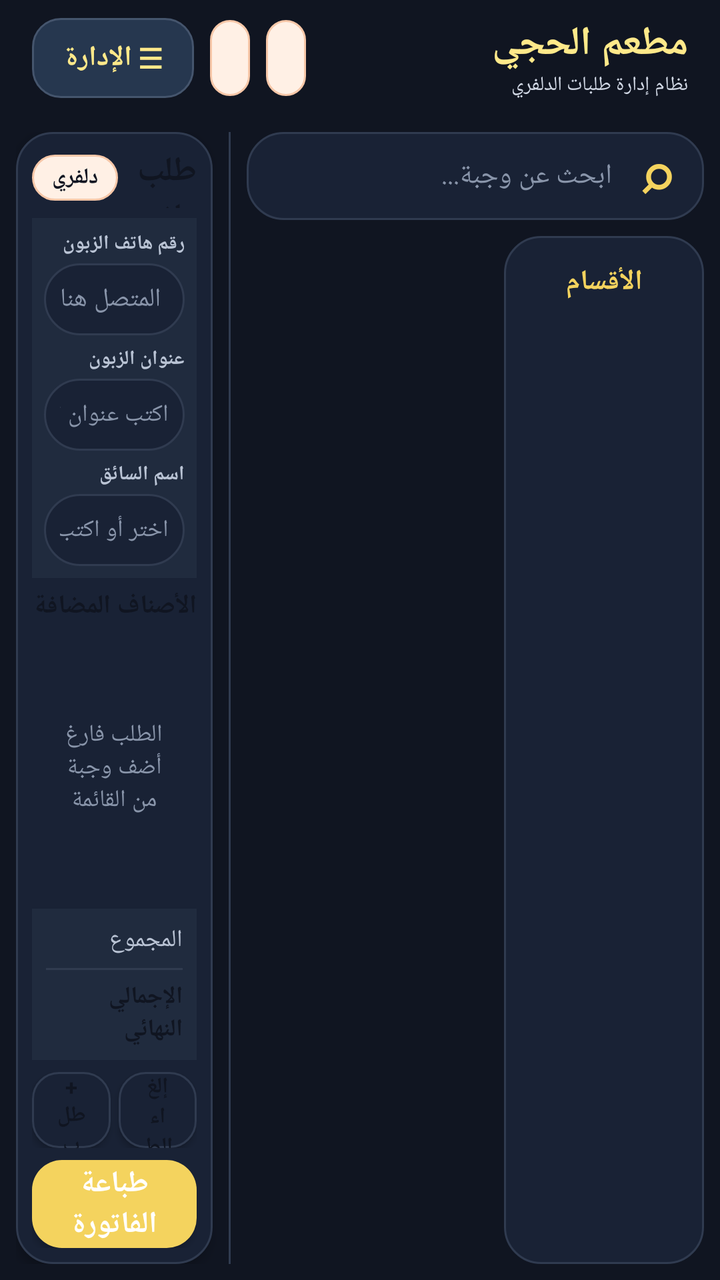
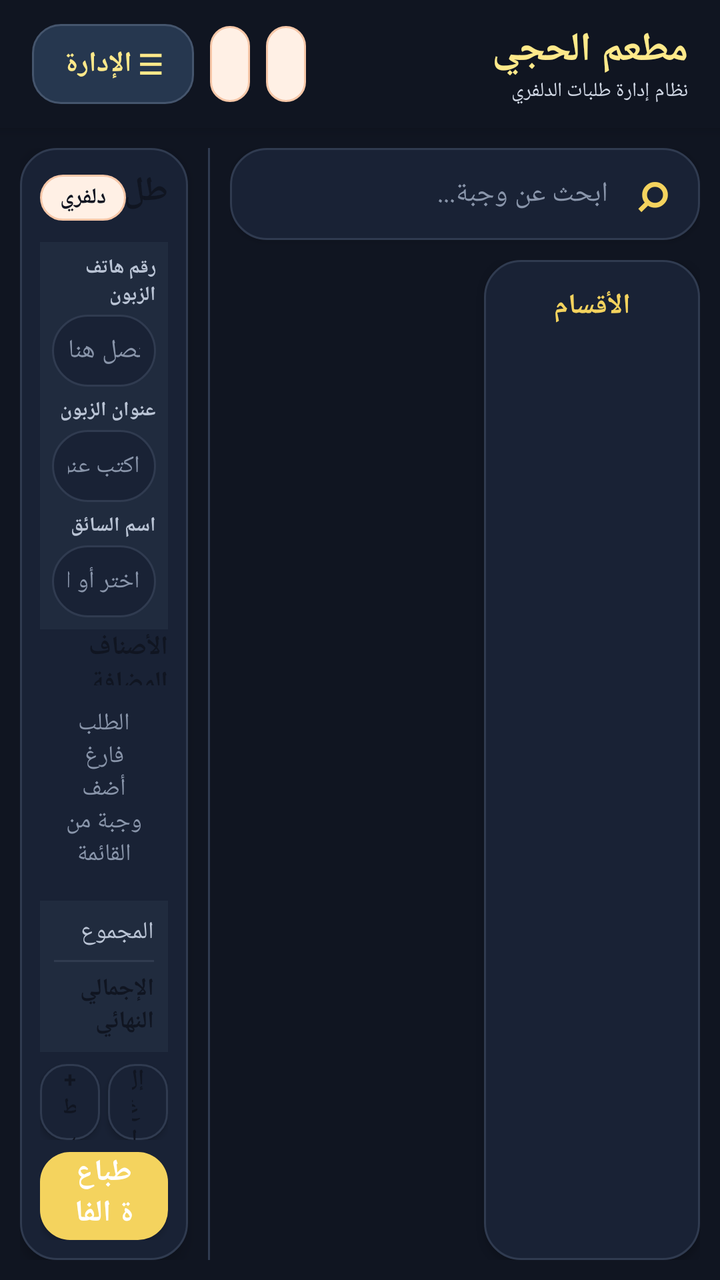

An Android layout rendered at two revisions. The XML below is the earlier revision; the diff shows what the commit changed to produce the second picture.
<!-- AndroidManifest.xml: application theme Theme.Haji -->
<!-- res/layout/activity_main.xml -->
<?xml version="1.0" encoding="utf-8"?>
<LinearLayout xmlns:android="http://schemas.android.com/apk/res/android"
    android:id="@+id/root"
    android:layout_width="match_parent"
    android:layout_height="match_parent"
    android:background="@color/bg_app"
    android:focusable="true"
    android:focusableInTouchMode="true"
    android:orientation="vertical">

    <LinearLayout
        android:layout_width="match_parent"
        android:layout_height="58dp"
        android:background="@color/brand_navy"
        android:gravity="center_vertical"
        android:orientation="horizontal"
        android:paddingStart="16dp"
        android:paddingEnd="16dp">

        <LinearLayout
            android:layout_width="0dp"
            android:layout_height="match_parent"
            android:layout_weight="1"
            android:gravity="center_vertical"
            android:orientation="vertical">

            <TextView
                android:layout_width="wrap_content"
                android:layout_height="wrap_content"
                android:text="مطعم الحجي"
                android:textColor="@color/accent_yellow"
                android:textSize="20sp"
                android:textStyle="bold" />

            <TextView
                android:layout_width="wrap_content"
                android:layout_height="wrap_content"
                android:text="نظام إدارة طلبات الدلفري"
                android:textColor="#D1D8E5"
                android:textSize="10sp" />

        </LinearLayout>

        <TextView
            android:id="@+id/chipShift"
            android:layout_width="wrap_content"
            android:layout_height="38dp"
            android:layout_marginEnd="8dp"
            android:background="@drawable/bg_badge"
            android:clickable="true"
            android:focusable="true"
            android:gravity="center"
            android:paddingStart="10dp"
            android:paddingEnd="10dp"
            android:textColor="@color/brand_navy"
            android:textSize="12sp"
            android:textStyle="bold" />

        <TextView
            android:id="@+id/chipPrinter"
            android:layout_width="wrap_content"
            android:layout_height="38dp"
            android:layout_marginEnd="8dp"
            android:background="@drawable/bg_badge"
            android:clickable="true"
            android:focusable="true"
            android:gravity="center"
            android:paddingStart="10dp"
            android:paddingEnd="10dp"
            android:textColor="@color/brand_navy"
            android:textSize="12sp"
            android:textStyle="bold" />

        <TextView
            android:id="@+id/btnAdministration"
            android:layout_width="wrap_content"
            android:layout_height="40dp"
            android:background="@drawable/bg_nav_button"
            android:clickable="true"
            android:focusable="true"
            android:gravity="center"
            android:paddingStart="16dp"
            android:paddingEnd="16dp"
            android:text="☰ الإدارة"
            android:textColor="@color/accent_yellow"
            android:textSize="14sp"
            android:textStyle="bold" />

    </LinearLayout>

    <LinearLayout
        android:layout_width="match_parent"
        android:layout_height="0dp"
        android:layout_weight="1"
        android:orientation="horizontal"
        android:padding="8dp">

        <LinearLayout
            android:layout_width="0dp"
            android:layout_height="match_parent"
            android:layout_weight="14"
            android:orientation="vertical">

            <LinearLayout
                android:layout_width="match_parent"
                android:layout_height="44dp"
                android:background="@drawable/bg_card"
                android:gravity="center_vertical"
                android:orientation="horizontal"
                android:paddingStart="10dp"
                android:paddingEnd="10dp">

                <TextView
                    android:layout_width="28dp"
                    android:layout_height="match_parent"
                    android:gravity="center"
                    android:text="⌕"
                    android:textColor="@color/accent_yellow_dark"
                    android:textSize="26sp"
                    android:textStyle="bold" />

                <EditText
                    android:id="@+id/etSearch"
                    style="@style/Haji.Input"
                    android:layout_width="0dp"
                    android:layout_height="match_parent"
                    android:layout_weight="1"
                    android:background="@android:color/transparent"
                    android:hint="ابحث عن وجبة..."
                    android:imeOptions="actionSearch"
                    android:inputType="text"
                    android:maxLines="1"
                    android:paddingStart="8dp"
                    android:paddingEnd="8dp"
                    android:textSize="14sp" />

            </LinearLayout>

            <LinearLayout
                android:layout_width="match_parent"
                android:layout_height="0dp"
                android:layout_weight="1"
                android:layout_marginTop="8dp"
                android:orientation="horizontal">

                <LinearLayout
                    android:layout_width="100dp"
                    android:layout_height="match_parent"
                    android:layout_marginEnd="8dp"
                    android:background="@drawable/bg_card"
                    android:orientation="vertical"
                    android:padding="6dp">

                    <TextView
                        android:layout_width="match_parent"
                        android:layout_height="34dp"
                        android:gravity="center"
                        android:text="الأقسام"
                        android:textColor="@color/accent_yellow_dark"
                        android:textSize="14sp"
                        android:textStyle="bold" />

                    <androidx.recyclerview.widget.RecyclerView
                        android:id="@+id/rvCategories"
                        android:layout_width="match_parent"
                        android:layout_height="0dp"
                        android:layout_weight="1"
                        android:clipToPadding="false"
                        android:paddingBottom="4dp" />

                </LinearLayout>

                <FrameLayout
                    android:layout_width="0dp"
                    android:layout_height="match_parent"
                    android:layout_weight="1">

                    <androidx.recyclerview.widget.RecyclerView
                        android:id="@+id/rvProducts"
                        android:layout_width="match_parent"
                        android:layout_height="match_parent"
                        android:clipToPadding="false"
                        android:paddingStart="2dp"
                        android:paddingEnd="2dp"
                        android:paddingBottom="4dp" />

                    <TextView
                        android:id="@+id/tvNoProducts"
                        android:layout_width="wrap_content"
                        android:layout_height="wrap_content"
                        android:layout_gravity="center"
                        android:gravity="center"
                        android:padding="20dp"
                        android:textColor="@color/text_secondary"
                        android:textSize="15sp"
                        android:visibility="gone" />

                </FrameLayout>

            </LinearLayout>

        </LinearLayout>

        <View
            android:layout_width="1dp"
            android:layout_height="match_parent"
            android:layout_marginStart="8dp"
            android:layout_marginEnd="8dp"
            android:background="@color/stroke" />

        <LinearLayout
            android:layout_width="0dp"
            android:layout_height="match_parent"
            android:layout_weight="6"
            android:background="@drawable/bg_card"
            android:elevation="3dp"
            android:orientation="vertical"
            android:padding="8dp">

            <LinearLayout
                android:layout_width="match_parent"
                android:layout_height="30dp"
                android:gravity="center_vertical"
                android:orientation="horizontal">

                <TextView
                    android:layout_width="0dp"
                    android:layout_height="match_parent"
                    android:layout_weight="1"
                    android:gravity="center_vertical"
                    android:text="طلب دلفري"
                    android:textColor="@color/brand_navy"
                    android:textSize="17sp"
                    android:textStyle="bold" />

                <TextView
                    android:layout_width="wrap_content"
                    android:layout_height="wrap_content"
                    android:background="@drawable/bg_badge"
                    android:paddingStart="10dp"
                    android:paddingTop="4dp"
                    android:paddingEnd="10dp"
                    android:paddingBottom="4dp"
                    android:text="دلفري"
                    android:textColor="@color/brand_navy"
                    android:textSize="11sp"
                    android:textStyle="bold" />

            </LinearLayout>

            <TextView
                android:id="@+id/tvOrderNo"
                android:layout_width="match_parent"
                android:layout_height="1dp"
                android:visibility="gone" />

            <TextView
                android:id="@+id/tvOrderTime"
                android:layout_width="match_parent"
                android:layout_height="1dp"
                android:visibility="gone" />

            <TextView
                android:id="@+id/tvTypeTakeaway"
                android:layout_width="1dp"
                android:layout_height="1dp"
                android:visibility="gone" />

            <TextView
                android:id="@+id/tvTypeDelivery"
                android:layout_width="1dp"
                android:layout_height="1dp"
                android:visibility="gone" />

            <TextView
                android:id="@+id/tvTypeDineIn"
                android:layout_width="1dp"
                android:layout_height="1dp"
                android:visibility="gone" />

            <TextView
                android:id="@+id/tvLockedBanner"
                android:layout_width="match_parent"
                android:layout_height="wrap_content"
                android:layout_marginTop="4dp"
                android:background="@drawable/bg_banner_warning"
                android:padding="6dp"
                android:textColor="@color/text_primary"
                android:textSize="11sp"
                android:visibility="gone" />

            <LinearLayout
                android:layout_width="match_parent"
                android:layout_height="wrap_content"
                android:layout_marginTop="5dp"
                android:background="@color/surface_alt"
                android:orientation="vertical"
                android:padding="6dp">

                <TextView
                    android:layout_width="match_parent"
                    android:layout_height="wrap_content"
                    android:layout_marginBottom="3dp"
                    android:text="رقم هاتف الزبون"
                    android:textColor="@color/text_secondary"
                    android:textSize="10sp"
                    android:textStyle="bold" />

                <EditText
                    android:id="@+id/etMainPhone"
                    style="@style/Haji.Input"
                    android:layout_width="match_parent"
                    android:layout_height="36dp"
                    android:background="@drawable/bg_card"
                    android:focusable="false"
                    android:focusableInTouchMode="false"
                    android:hint="يظهر رقم المتصل هنا"
                    android:inputType="phone"
                    android:longClickable="false"
                    android:paddingStart="8dp"
                    android:paddingEnd="8dp"
                    android:singleLine="true"
                    android:textColor="@color/text_primary"
                    android:textSize="13sp" />

                <TextView
                    android:layout_width="match_parent"
                    android:layout_height="wrap_content"
                    android:layout_marginTop="5dp"
                    android:layout_marginBottom="3dp"
                    android:text="عنوان الزبون"
                    android:textColor="@color/text_secondary"
                    android:textSize="10sp"
                    android:textStyle="bold" />

                <EditText
                    android:id="@+id/etMainAddress"
                    style="@style/Haji.Input"
                    android:layout_width="match_parent"
                    android:layout_height="36dp"
                    android:background="@drawable/bg_card"
                    android:hint="اكتب عنوان التوصيل"
                    android:inputType="textCapSentences"
                    android:maxLines="1"
                    android:paddingStart="8dp"
                    android:paddingEnd="8dp"
                    android:singleLine="true"
                    android:textColor="@color/text_primary"
                    android:textSize="12sp" />

                <TextView
                    android:layout_width="match_parent"
                    android:layout_height="wrap_content"
                    android:layout_marginTop="5dp"
                    android:layout_marginBottom="3dp"
                    android:text="اسم السائق"
                    android:textColor="@color/text_secondary"
                    android:textSize="10sp"
                    android:textStyle="bold" />

                <EditText
                    android:id="@+id/etMainDriver"
                    style="@style/Haji.Input"
                    android:layout_width="match_parent"
                    android:layout_height="36dp"
                    android:background="@drawable/bg_card"
                    android:hint="اختر أو اكتب اسم السائق"
                    android:inputType="textCapWords"
                    android:maxLines="1"
                    android:paddingStart="8dp"
                    android:paddingEnd="8dp"
                    android:singleLine="true"
                    android:textColor="@color/text_primary"
                    android:textSize="12sp" />

                <TextView
                    android:id="@+id/tvDetailsSummary"
                    android:layout_width="match_parent"
                    android:layout_height="1dp"
                    android:visibility="gone" />

                <TextView
                    android:id="@+id/btnDetails"
                    android:layout_width="1dp"
                    android:layout_height="1dp"
                    android:visibility="gone" />

            </LinearLayout>

            <TextView
                android:layout_width="match_parent"
                android:layout_height="28dp"
                android:gravity="center_vertical"
                android:text="الأصناف المضافة"
                android:textColor="@color/brand_navy"
                android:textSize="13sp"
                android:textStyle="bold" />

            <FrameLayout
                android:layout_width="match_parent"
                android:layout_height="0dp"
                android:layout_weight="1">

                <androidx.recyclerview.widget.RecyclerView
                    android:id="@+id/rvLines"
                    android:layout_width="match_parent"
                    android:layout_height="match_parent"
                    android:clipToPadding="false"
                    android:paddingBottom="3dp" />

                <TextView
                    android:id="@+id/tvEmptyOrder"
                    android:layout_width="wrap_content"
                    android:layout_height="wrap_content"
                    android:layout_gravity="center"
                    android:gravity="center"
                    android:padding="10dp"
                    android:text="الطلب فارغ&#10;أضف وجبة من القائمة"
                    android:textColor="@color/text_hint"
                    android:textSize="12sp" />

            </FrameLayout>

            <LinearLayout
                android:layout_width="match_parent"
                android:layout_height="wrap_content"
                android:layout_marginTop="4dp"
                android:background="@color/surface_alt"
                android:orientation="vertical"
                android:padding="7dp">

                <LinearLayout
                    android:layout_width="match_parent"
                    android:layout_height="wrap_content"
                    android:gravity="center_vertical"
                    android:orientation="horizontal">

                    <TextView
                        android:layout_width="0dp"
                        android:layout_height="wrap_content"
                        android:layout_weight="1"
                        android:text="المجموع"
                        android:textColor="@color/text_secondary"
                        android:textSize="12sp" />

                    <TextView
                        android:id="@+id/tvSubtotal"
                        android:layout_width="wrap_content"
                        android:layout_height="wrap_content"
                        android:textColor="@color/text_primary"
                        android:textSize="13sp"
                        android:textStyle="bold" />

                </LinearLayout>

                <LinearLayout
                    android:id="@+id/rowDiscount"
                    android:layout_width="match_parent"
                    android:layout_height="wrap_content"
                    android:orientation="horizontal"
                    android:visibility="gone">

                    <TextView
                        android:layout_width="0dp"
                        android:layout_height="wrap_content"
                        android:layout_weight="1"
                        android:text="الخصم"
                        android:textColor="@color/text_secondary"
                        android:textSize="11sp" />

                    <TextView
                        android:id="@+id/tvDiscount"
                        android:layout_width="wrap_content"
                        android:layout_height="wrap_content"
                        android:textColor="@color/success"
                        android:textSize="11sp" />

                </LinearLayout>

                <LinearLayout
                    android:id="@+id/rowDelivery"
                    android:layout_width="match_parent"
                    android:layout_height="wrap_content"
                    android:orientation="horizontal"
                    android:visibility="gone">

                    <TextView
                        android:layout_width="0dp"
                        android:layout_height="wrap_content"
                        android:layout_weight="1"
                        android:text="التوصيل"
                        android:textColor="@color/text_secondary"
                        android:textSize="11sp" />

                    <TextView
                        android:id="@+id/tvDelivery"
                        android:layout_width="wrap_content"
                        android:layout_height="wrap_content"
                        android:textColor="@color/text_primary"
                        android:textSize="11sp" />

                </LinearLayout>

                <View
                    android:layout_width="match_parent"
                    android:layout_height="1dp"
                    android:layout_marginTop="5dp"
                    android:layout_marginBottom="5dp"
                    android:background="@color/stroke" />

                <LinearLayout
                    android:layout_width="match_parent"
                    android:layout_height="wrap_content"
                    android:gravity="center_vertical"
                    android:orientation="horizontal">

                    <TextView
                        android:layout_width="0dp"
                        android:layout_height="wrap_content"
                        android:layout_weight="1"
                        android:text="الإجمالي النهائي"
                        android:textColor="@color/brand_navy"
                        android:textSize="12sp"
                        android:textStyle="bold" />

                    <TextView
                        android:id="@+id/tvTotal"
                        android:layout_width="wrap_content"
                        android:layout_height="wrap_content"
                        android:textColor="@color/accent_yellow_dark"
                        android:textSize="20sp"
                        android:textStyle="bold" />

                </LinearLayout>

            </LinearLayout>

            <LinearLayout
                android:layout_width="match_parent"
                android:layout_height="wrap_content"
                android:layout_marginTop="6dp"
                android:orientation="horizontal">

                <TextView
                    android:id="@+id/btnCancelOrder"
                    style="@style/Haji.Button.Secondary"
                    android:layout_width="0dp"
                    android:layout_height="38dp"
                    android:layout_marginEnd="4dp"
                    android:layout_weight="1"
                    android:minHeight="38dp"
                    android:text="إلغاء الطلب"
                    android:textSize="11sp" />

                <TextView
                    android:id="@+id/btnNewOrder"
                    style="@style/Haji.Button.Secondary"
                    android:layout_width="0dp"
                    android:layout_height="38dp"
                    android:layout_weight="1"
                    android:minHeight="38dp"
                    android:text="+ طلب جديد"
                    android:textSize="11sp" />

            </LinearLayout>

            <TextView
                android:id="@+id/btnPrint"
                style="@style/Haji.Button"
                android:layout_width="match_parent"
                android:layout_height="44dp"
                android:layout_marginTop="6dp"
                android:minHeight="44dp"
                android:background="@drawable/bg_button_primary"
                android:text="طباعة الفاتورة"
                android:textSize="15sp" />

        </LinearLayout>

    </LinearLayout>

</LinearLayout>
<!-- resources referenced by this layout -->
<resources>
  <color name="accent_yellow">#FFE98A</color>
  <color name="accent_yellow_dark">#F4D35E</color>
  <color name="bg_app">#101521</color>
  <color name="brand_navy">#101521</color>
  <color name="stroke">#303B50</color>
  <color name="success">#50C99A</color>
  <color name="surface_alt">#202B3E</color>
  <color name="text_hint">#8995AA</color>
  <color name="text_primary">#F5F7FC</color>
  <color name="text_secondary">#BAC4D5</color>
  <!-- drawable bg_badge (drawable) -->
  <?xml version="1.0" encoding="utf-8"?>
  <shape xmlns:android="http://schemas.android.com/apk/res/android"
      android:shape="rectangle">
  
      <solid android:color="#FFF0E5" />
  
      <corners android:radius="12dp" />
  
      <stroke
          android:width="1dp"
          android:color="#F7C7A8" />
  
      <padding
          android:left="8dp"
          android:top="4dp"
          android:right="8dp"
          android:bottom="4dp" />
  
  </shape>
  <!-- drawable bg_banner_warning (drawable) -->
  <?xml version="1.0" encoding="utf-8"?>
  <shape xmlns:android="http://schemas.android.com/apk/res/android"
      android:shape="rectangle">
      <solid android:color="#FFF4E0" />
      <corners android:radius="12dp" />
      <stroke android:width="1dp" android:color="@color/warning" />
  </shape>
  <!-- drawable bg_button_primary (drawable) -->
  <?xml version="1.0" encoding="utf-8"?>
  <ripple xmlns:android="http://schemas.android.com/apk/res/android"
      android:color="#55FFFFFF">
  
      <item>
          <shape android:shape="rectangle">
              <solid android:color="@color/brand_red" />
              <corners android:radius="15dp" />
          </shape>
      </item>
  
  </ripple>
  <!-- drawable bg_card (drawable) -->
  <?xml version="1.0" encoding="utf-8"?>
  <shape xmlns:android="http://schemas.android.com/apk/res/android"
      android:shape="rectangle">
  
      <solid android:color="@color/surface" />
  
      <corners android:radius="18dp" />
  
      <stroke
          android:width="1dp"
          android:color="@color/stroke" />
  
  </shape>
  <!-- drawable bg_nav_button (drawable) -->
  <?xml version="1.0" encoding="utf-8"?>
  <ripple xmlns:android="http://schemas.android.com/apk/res/android"
      android:color="#44FFFFFF">
  
      <item>
          <shape android:shape="rectangle">
              <solid android:color="#26374F" />
              <corners android:radius="14dp" />
              <stroke
                  android:width="1dp"
                  android:color="#45556D" />
          </shape>
      </item>
  
  </ripple>
  <color name="warning">#F4D35E</color>
  <color name="brand_red">#F4D35E</color>
  <color name="surface">#192235</color>
  <color name="white">#FFFFFF</color>
  <!-- drawable bg_button_secondary (drawable) -->
  <?xml version="1.0" encoding="utf-8"?>
  <ripple xmlns:android="http://schemas.android.com/apk/res/android"
      android:color="@color/brand_red_soft">
  
      <item>
          <shape android:shape="rectangle">
              <solid android:color="@color/surface" />
              <corners android:radius="13dp" />
              <stroke
                  android:width="1dp"
                  android:color="@color/stroke" />
          </shape>
      </item>
  
  </ripple>
  <!-- drawable bg_input (drawable) -->
  <?xml version="1.0" encoding="utf-8"?>
  <shape xmlns:android="http://schemas.android.com/apk/res/android"
      android:shape="rectangle">
  
      <solid android:color="@color/surface_alt" />
  
      <corners android:radius="14dp" />
  
      <stroke
          android:width="1dp"
          android:color="@color/stroke" />
  
  </shape>
  <color name="brand_red_soft">#FFF8D9</color>
  <color name="brand_red_dark">#D9B83F</color>
  <color name="error">#FF6B6B</color>
  <!-- unchanged entries left out for length: 4 -->
</resources>

<!-- the commit's change to res/layout/activity_main.xml (unified diff, before → after) -->
@@ -10,8 +10,9 @@
 
     <LinearLayout
         android:layout_width="match_parent"
-        android:layout_height="58dp"
+        android:layout_height="64dp"
         android:background="@color/brand_navy"
+        android:elevation="4dp"
         android:gravity="center_vertical"
         android:orientation="horizontal"
         android:paddingStart="16dp"
@@ -93,7 +94,7 @@
         android:layout_height="0dp"
         android:layout_weight="1"
         android:orientation="horizontal"
-        android:padding="8dp">
+        android:padding="10dp">
 
         <LinearLayout
             android:layout_width="0dp"
@@ -103,8 +104,9 @@
 
             <LinearLayout
                 android:layout_width="match_parent"
-                android:layout_height="44dp"
+                android:layout_height="46dp"
                 android:background="@drawable/bg_card"
+                android:elevation="2dp"
                 android:gravity="center_vertical"
                 android:orientation="horizontal"
                 android:paddingStart="10dp"
@@ -140,14 +142,15 @@
                 android:layout_width="match_parent"
                 android:layout_height="0dp"
                 android:layout_weight="1"
-                android:layout_marginTop="8dp"
+                android:layout_marginTop="10dp"
                 android:orientation="horizontal">
 
                 <LinearLayout
-                    android:layout_width="100dp"
+                    android:layout_width="108dp"
                     android:layout_height="match_parent"
                     android:layout_marginEnd="8dp"
                     android:background="@drawable/bg_card"
+                    android:elevation="2dp"
                     android:orientation="vertical"
                     android:padding="6dp">
 
@@ -204,18 +207,18 @@
         <View
             android:layout_width="1dp"
             android:layout_height="match_parent"
-            android:layout_marginStart="8dp"
-            android:layout_marginEnd="8dp"
+            android:layout_marginStart="10dp"
+            android:layout_marginEnd="10dp"
             android:background="@color/stroke" />
 
         <LinearLayout
             android:layout_width="0dp"
             android:layout_height="match_parent"
-            android:layout_weight="6"
+            android:layout_weight="5"
             android:background="@drawable/bg_card"
-            android:elevation="3dp"
+            android:elevation="4dp"
             android:orientation="vertical"
-            android:padding="8dp">
+            android:padding="10dp">
 
             <LinearLayout
                 android:layout_width="match_parent"
@@ -292,7 +295,7 @@
             <LinearLayout
                 android:layout_width="match_parent"
                 android:layout_height="wrap_content"
-                android:layout_marginTop="5dp"
+                android:layout_marginTop="7dp"
                 android:background="@color/surface_alt"
                 android:orientation="vertical"
                 android:padding="6dp">
